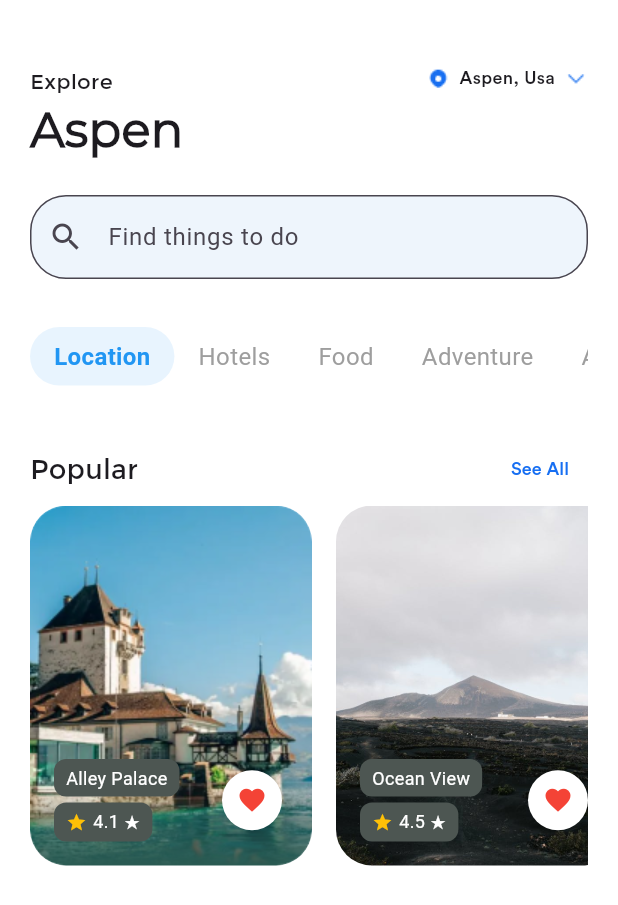
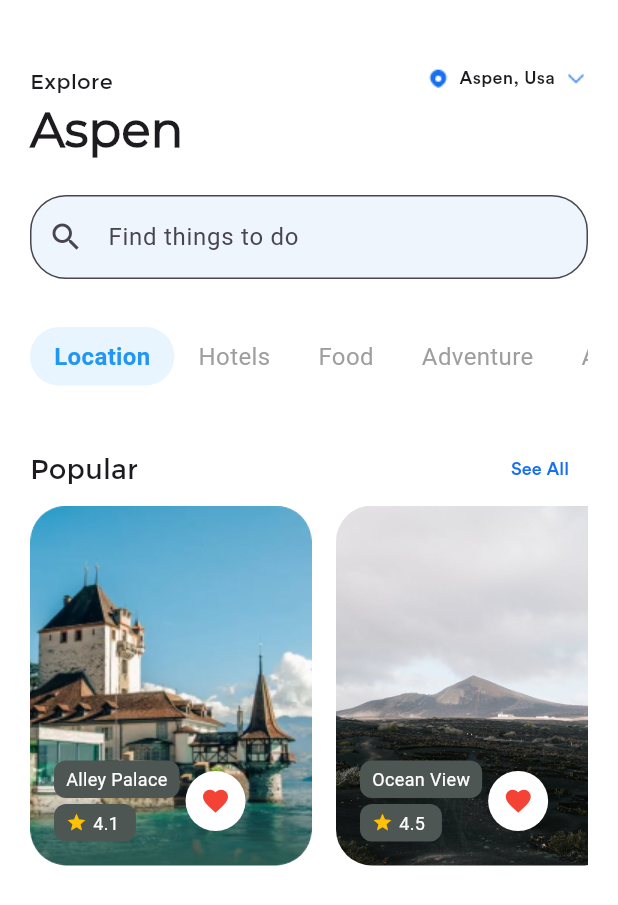
Before and after one commit to takiul-sumon/Travel-App, a Flutter app: the screen it shows after launch, on a phone screen of 412 x 824 dp. Shown: the top 905 px of the screen. Run offline on Flutter 3.47's test engine with Material 3 defaults, Android fonts, the phone set to English and light mode, and no system bars.

```diff
--- a/lib/Hotel_List.dart
+++ b/lib/Hotel_List.dart
@@ -54,7 +54,7 @@ class HotelCard extends StatelessWidget {
           Positioned(
             bottom: 16,
             left: 16,
-            right: 16,
+            // right: 16,
             child: Row(
               mainAxisAlignment: MainAxisAlignment.spaceBetween,
               children: [
--- a/lib/dashboard.dart
+++ b/lib/dashboard.dart
@@ -23,17 +23,17 @@ class _ChooseHotelState extends State<ChooseHotel> {
      final List<Map<String, dynamic>> hotels = [
     {
       'name': 'Alley Palace',
-      'rating': '4.1 ★',
+      'rating': '4.1 ',
       'image': 'assets/photos/Group1.png'
     },
     {
       'name': 'Ocean View',
-      'rating': '4.5 ★',
+      'rating': '4.5 ',
       'image': 'assets/photos/image2.jpg'
     },
     {
       'name': 'Mountain Escape',
-      'rating': '4.8 ★',
+      'rating': '4.8 ',
       'image': 'assets/photos/image1.jpg'
     },
   ];
```
